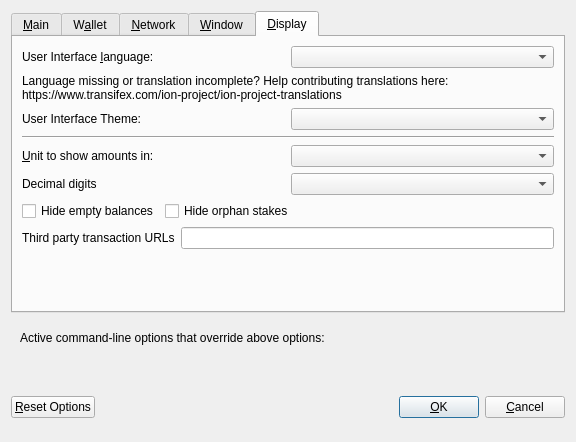
Before: the Qt Designer form src/qt/forms/optionsdialog.ui in ioncoincore/ion-archived, drawn with Qt 5.
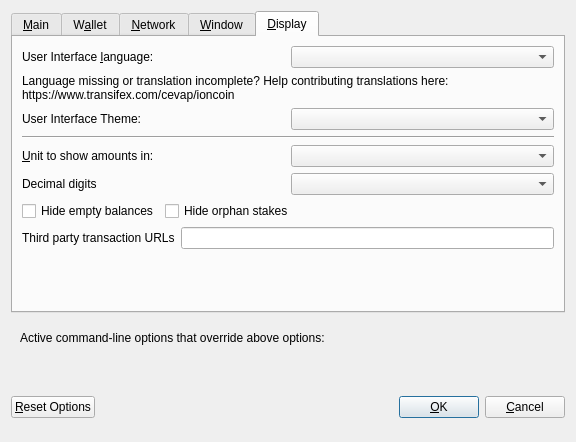
After: the same form once the commit is applied. Custom widgets are drawn as their Qt base class.

Commit message: Transifex: update urls

```diff
--- a/src/qt/forms/optionsdialog.ui
+++ b/src/qt/forms/optionsdialog.ui
@@ -507,7 +507,7 @@
          </property>
          <property name="text">
           <string>Language missing or translation incomplete? Help contributing translations here:
-https://www.transifex.com/ion-project/ion-project-translations</string>
+https://www.transifex.com/cevap/ioncoin</string>
          </property>
          <property name="wordWrap">
           <bool>true</bool>
```
The commit also changes 1 other file.
